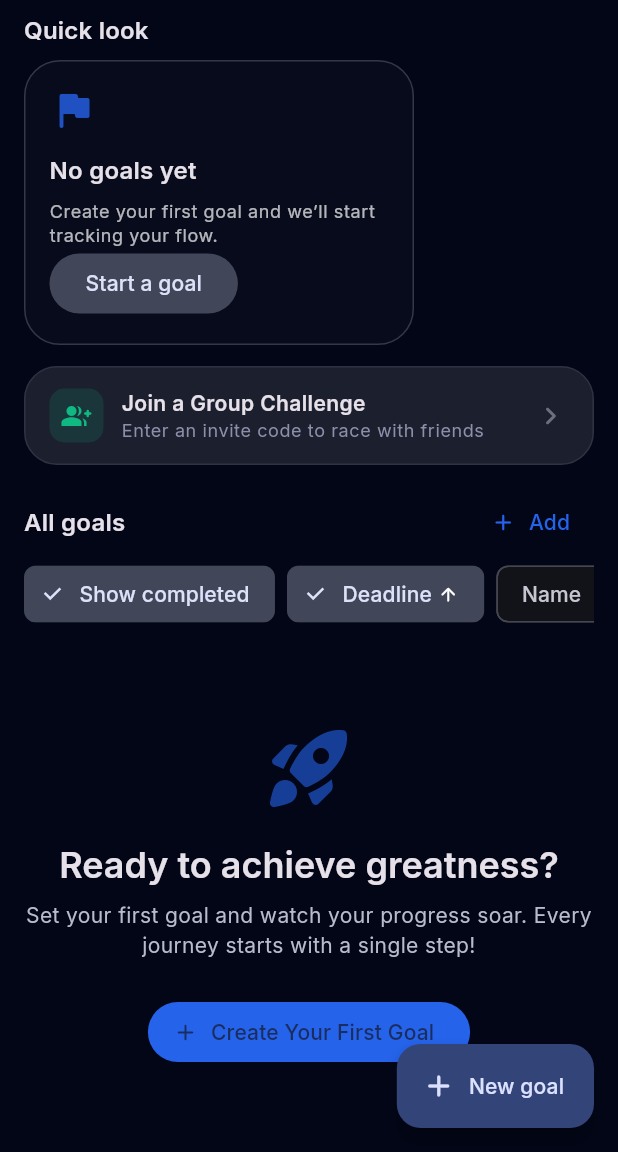
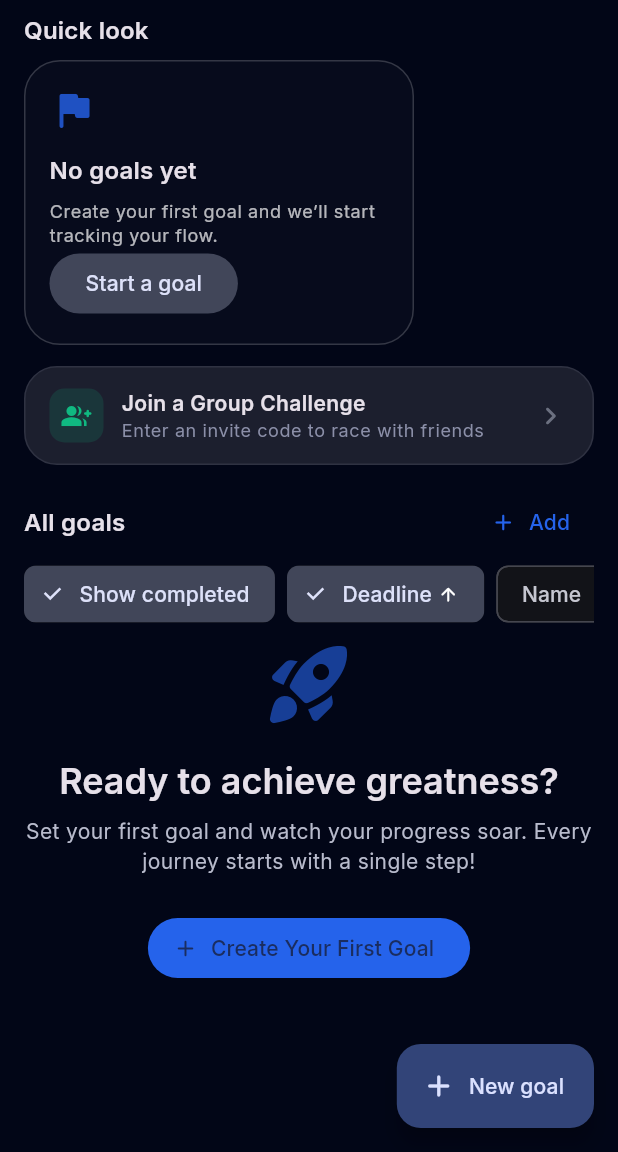
Before and after one commit to Laliam/progress_flow, a Flutter app: the screen it shows once a user with an empty profile is signed in, on a phone screen of 412 x 824 dp, the part 84-1236 px from its top. Run offline on Flutter 3.47's test engine with Material 3 defaults, Android fonts, the phone set to English and light mode, and no system bars; our stand-ins replace confetti, equatable, fl_chart, flutter_local_notifications, flutter_riverpod, go_router and 7 more; accounts and stored records are empty.

Commit message:
fix: make dashboard fully scrollable for pull-to-refresh
Convert Expanded+ListView to shrinkWrap ListView inside
SingleChildScrollView with AlwaysScrollableScrollPhysics so
RefreshIndicator works from anywhere on the screen

Co-authored-by: Copilot <223556219+Copilot@users.noreply.github.com>

```diff
--- a/lib/features/dashboard/presentation/dashboard_screen.dart
+++ b/lib/features/dashboard/presentation/dashboard_screen.dart
@@ -95,6 +95,8 @@ class _DashboardScreenState extends ConsumerState<DashboardScreen> {
           ref.invalidate(tasksForCurrentUserProvider);
           await Future.delayed(const Duration(milliseconds: 600));
         },
+        child: SingleChildScrollView(
+          physics: const AlwaysScrollableScrollPhysics(),
         child: SafeArea(
         child: Padding(
           padding: const EdgeInsets.fromLTRB(16, 8, 16, 0),
@@ -239,8 +241,7 @@ class _DashboardScreenState extends ConsumerState<DashboardScreen> {
                 ),
               ),
               const SizedBox(height: 4),
-              Expanded(
-                child: tasksAsync.when(
+              tasksAsync.when(
                   data: (tasks) {
                     if (tasks.isEmpty) {
                       return _EmptyAllGoalsWidget(
@@ -260,6 +261,8 @@ class _DashboardScreenState extends ConsumerState<DashboardScreen> {
                       );
                     }
                     return ListView.separated(
+                      shrinkWrap: true,
+                      physics: const NeverScrollableScrollPhysics(),
                       itemCount: sorted.length,
                       separatorBuilder: (i, j) => const SizedBox(height: 10),
                       itemBuilder: (context, index) {
@@ -342,6 +345,8 @@ class _DashboardScreenState extends ConsumerState<DashboardScreen> {
                     );
                   },
                   loading: () => ListView.separated(
+                    shrinkWrap: true,
+                    physics: const NeverScrollableScrollPhysics(),
                     itemCount: 5,
                     separatorBuilder: (i, j) => const SizedBox(height: 10),
                     itemBuilder: (context, index) =>
@@ -349,9 +354,10 @@ class _DashboardScreenState extends ConsumerState<DashboardScreen> {
                   ),
                   error: (error, _) => Center(child: Text('Error: $error')),
                 ),
-              ),
+              const SizedBox(height: 16),
             ],
           ),
+        ),
         ),
       ),
       ),
```
